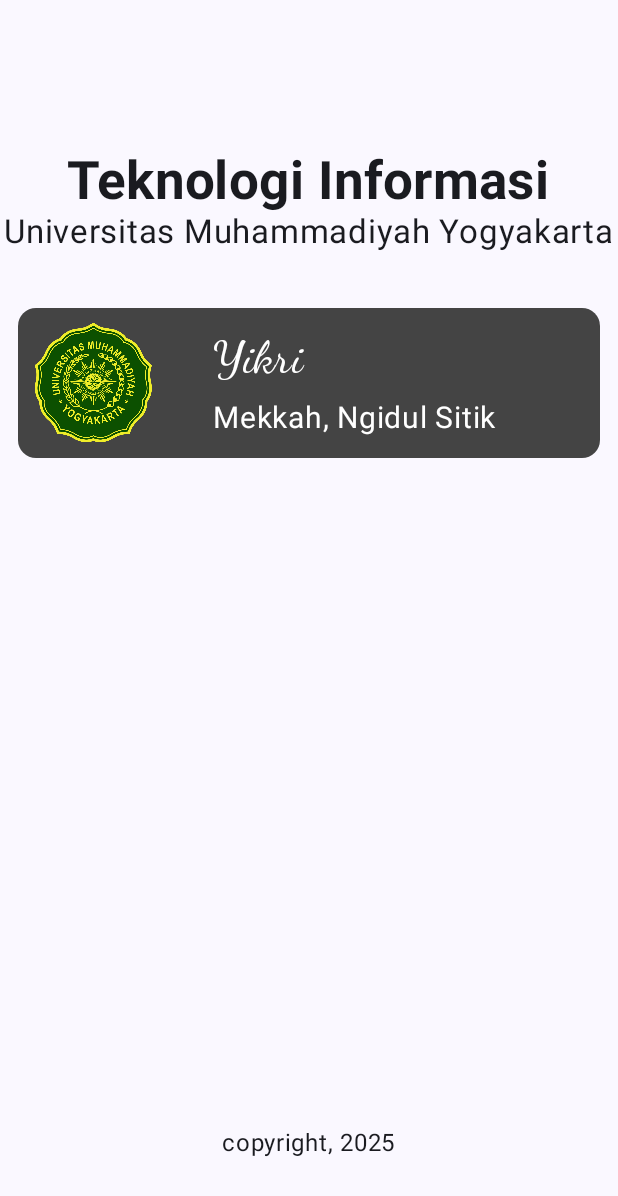
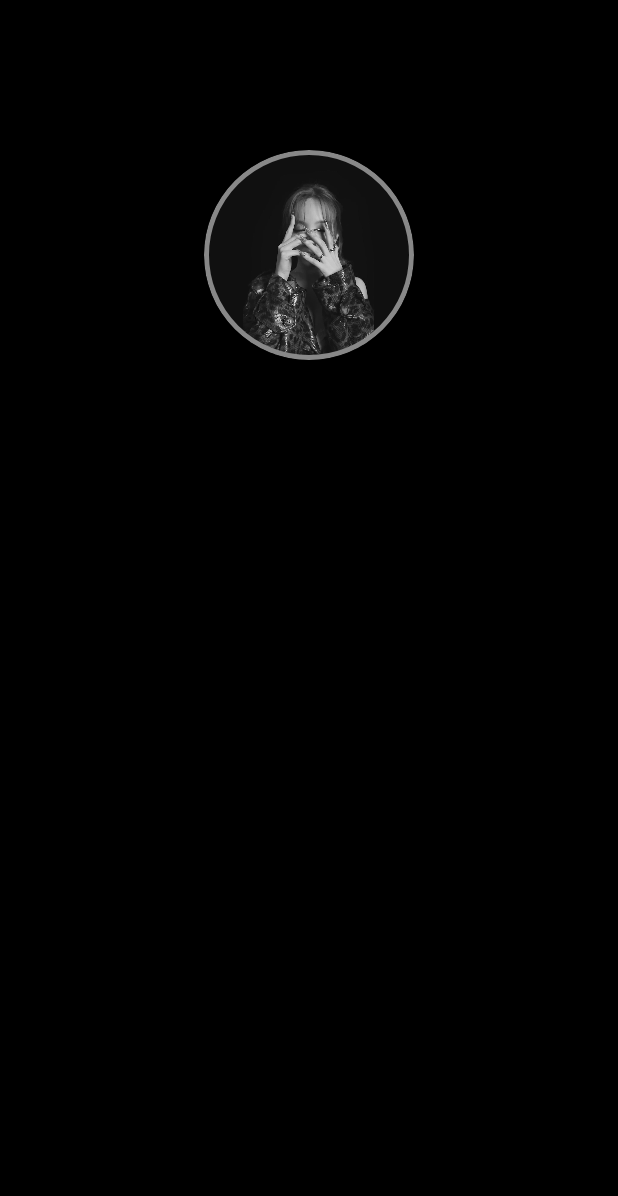
Before and after one commit to Latfiansya/QuestAdvanceLayout_198, an Android app built with Jetpack Compose: the screen it shows after launch (MainActivity), on a phone screen of 412 x 824 dp. Shown: the top 1196 px of the screen. Run offline under Robolectric (Android 15) with nearby library versions, the phone set to English and light mode, and no system bars.

Commit message:
Menambahkan poto profil dan resource logo logo yang akan digunakan

```diff
--- a/app/src/main/java/com/example/activity3/MainActivity.kt
+++ b/app/src/main/java/com/example/activity3/MainActivity.kt
@@ -4,6 +4,7 @@ import android.os.Bundle
 import androidx.activity.ComponentActivity
 import androidx.activity.compose.setContent
 import androidx.activity.enableEdgeToEdge
+import androidx.compose.foundation.background
 import androidx.compose.foundation.layout.fillMaxSize
 import androidx.compose.foundation.layout.padding
 import androidx.compose.material3.Scaffold
@@ -11,17 +12,34 @@ import androidx.compose.material3.Text
 import androidx.compose.runtime.Composable
 import androidx.compose.ui.Modifier
 import androidx.compose.ui.tooling.preview.Preview
+import androidx.core.view.WindowCompat
+import androidx.compose.ui.graphics.Color
 import com.example.activity3.ui.theme.Activity3Theme
+import com.example.activity3.ui.theme.Profile
 
 class MainActivity : ComponentActivity() {
     override fun onCreate(savedInstanceState: Bundle?) {
         super.onCreate(savedInstanceState)
-        enableEdgeToEdge()
+
+        // agar layout bisa tembus ke status bar
+        WindowCompat.setDecorFitsSystemWindows(window, false)
+
+        // ubah status bar jadi hitam dan ikon jadi putih
+        window.statusBarColor = android.graphics.Color.BLACK
+        WindowCompat.getInsetsController(window, window.decorView)
+            ?.isAppearanceLightStatusBars = false
+
         setContent {
             Activity3Theme {
-                Scaffold(modifier = Modifier.fillMaxSize()) { innerPadding ->
-                    ActivitasPertama(
-                        modifier = Modifier.padding(innerPadding)
+                Scaffold(
+                    modifier = Modifier
+                        .fillMaxSize()
+                        .background(Color.Black) // latar belakang full hitam
+                ) { innerPadding ->
+                    Profile(
+                        modifier = Modifier
+                            .padding(innerPadding)
+                            .background(Color.Black)
                     )
                 }
             }
--- /dev/null
+++ b/app/src/main/java/com/example/activity3/ui/theme/Tugas_QuestAdvanceLayout.kt
@@ -0,0 +1,47 @@
+package com.example.activity3.ui.theme
+
+import androidx.compose.foundation.Image
+import androidx.compose.foundation.background
+import androidx.compose.foundation.border
+import androidx.compose.foundation.layout.*
+import androidx.compose.foundation.shape.CircleShape
+import androidx.compose.material3.Card
+import androidx.compose.material3.CardDefaults
+import androidx.compose.material3.Text
+import androidx.compose.runtime.Composable
+import androidx.compose.ui.Alignment
+import androidx.compose.ui.Modifier
+import androidx.compose.ui.draw.clip
+import androidx.compose.ui.graphics.Color
+import androidx.compose.ui.graphics.ColorFilter
+import androidx.compose.ui.graphics.ColorMatrix
+import androidx.compose.ui.layout.ContentScale
+import androidx.compose.ui.res.painterResource
+import androidx.compose.ui.res.stringResource
+import androidx.compose.ui.text.font.FontFamily
+import androidx.compose.ui.text.font.FontWeight
+import androidx.compose.ui.unit.dp
+import androidx.compose.ui.unit.sp
+import com.example.activity3.R
+
+@Composable
+fun Profile(modifier: Modifier = Modifier) {
+    Column(
+        modifier = Modifier
+            .fillMaxSize()
+            .background(Color.Black)
+            .padding(top = 100.dp),
+        horizontalAlignment = Alignment.CenterHorizontally
+    ){
+        // 🖼️ Foto Profil Bulat
+        Image(
+            painter = painterResource(id = R.drawable.pp),
+            contentDescription = "Foto Profil",
+            modifier = Modifier
+                .size(140.dp)
+                .clip(CircleShape)
+                .border(3.dp, Color.Gray, CircleShape),
+            contentScale = ContentScale.Crop
+        )
+    }
+}
--- a/app/src/main/res/values/strings.xml
+++ b/app/src/main/res/values/strings.xml
@@ -2,7 +2,11 @@
     <string name="app_name">Activity 3</string>
     <string name="prodi">Teknologi Informasi</string>
     <string name="univ">Universitas Muhammadiyah Yogyakarta</string>
-    <string name="nama">Yikri</string>
+    <string name="nama">Yikri_198</string>
     <string name="alamat">Mekkah, Ngidul Sitik</string>
     <string name="copy">copyright, 2025</string>
+    <string name="email">yikri.ft23@mail.umy.ac.id</string>
+    <string name="keamanan">Privacy</string>
+    <string name="riwayat">Riwayat Transaksi</string>
+    <string name="setting">Pengaturan</string>
 </resources>
```
Also changed, not shown: app/src/main/res/drawable/facebook.png (added), app/src/main/res/drawable/google.png (added), app/src/main/res/drawable/linkedin.png (added), app/src/main/res/drawable/pp.jpg (added), app/src/main/res/drawable/tele.png (added).
